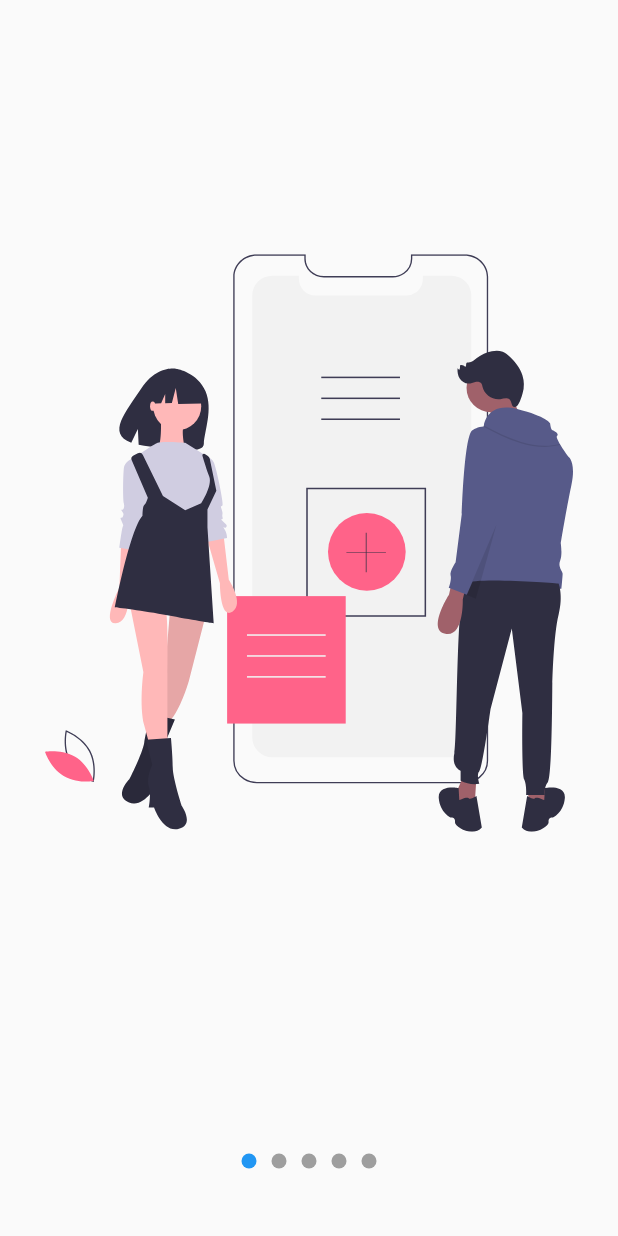
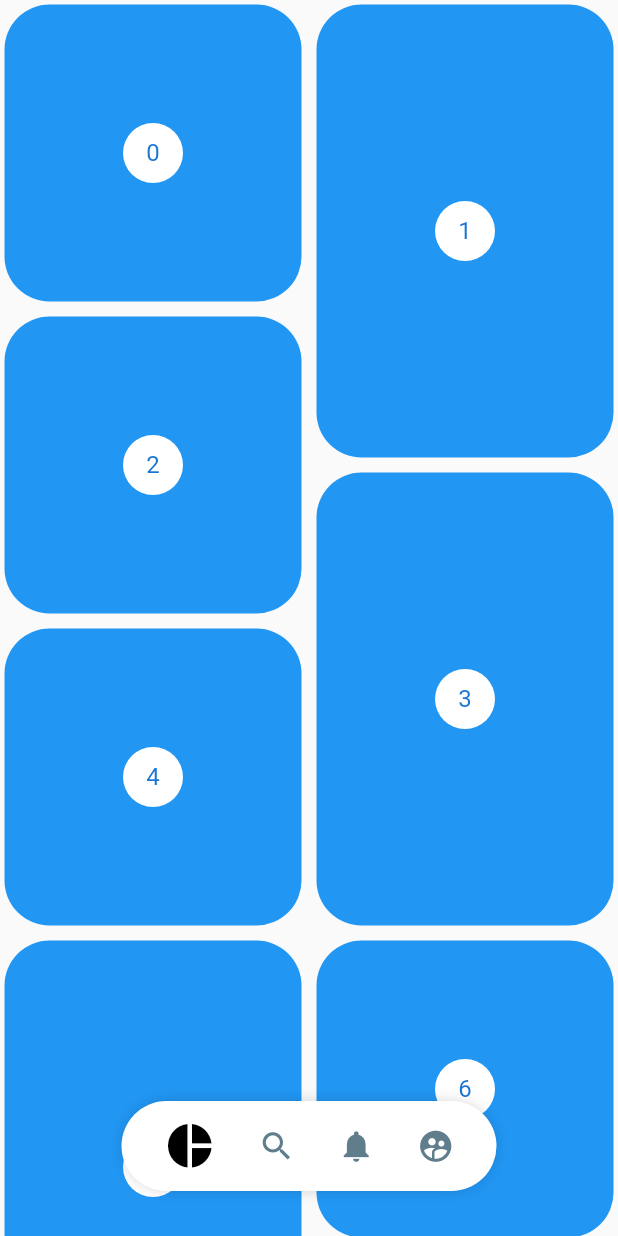
Before and after one commit to MarcosEscobarR/flutter-animations, a Flutter app: the screen it shows after launch, on a phone screen of 412 x 824 dp. Run offline on Flutter 3.47's test engine with Material 2 defaults, Android fonts, the phone set to English and light mode, and no system bars; our stand-ins replace flutter_svg.

Commit message:
pinterest menu

```diff
--- a/lib/main.dart
+++ b/lib/main.dart
@@ -3,9 +3,13 @@
 // import 'package:disenhos/labs/circular_progress_page.dart';
 // import 'package:disenhos/pages/grafica_circular_page.dart';
 // import 'package:disenhos/pages/header_page.dart';
+import 'package:disenhos/labs/slider_page.dart';
+import 'package:disenhos/pages/pinterest_page.dart';
+import 'package:disenhos/pages/slider-page.dart';
+import 'package:disenhos/pruebas/main.dart';
 import 'package:flutter/material.dart';
 
-import 'package:disenhos/pages/slider-page.dart';
+// import 'package:disenhos/pages/slider-page.dart';
 
 void main() => runApp(MyApp());
 
@@ -15,7 +19,7 @@ class MyApp extends StatelessWidget {
     return MaterialApp(
       debugShowCheckedModeBanner: false,
       title: 'Disenhos',
-      home: SlidersPage(),
+      home: PinterestPage(),
     );
   }
 }
--- /dev/null
+++ b/lib/pages/pinterest_page.dart
@@ -0,0 +1,111 @@
+import 'package:disenhos/widgets/pinteres_menu.dart';
+import 'package:flutter/material.dart';
+import 'package:flutter_staggered_grid_view/flutter_staggered_grid_view.dart';
+import 'package:provider/provider.dart';
+
+class PinterestPage extends StatelessWidget {
+  @override
+  Widget build(BuildContext context) {
+    return Scaffold(
+      body: ChangeNotifierProvider(
+        create: (_) => new _ScrollProvider(),
+        child: Stack(
+          children: [
+            PinterestGrid(),
+            PinterestMenuProstioned(),
+          ],
+        ),
+      ),
+    );
+  }
+}
+
+class PinterestMenuProstioned extends StatelessWidget {
+  @override
+  Widget build(BuildContext context) {
+    final mostrar = Provider.of<_ScrollProvider>(context).mostrar;
+
+    return Positioned(
+        bottom: 30,
+        child: Container(
+            width: MediaQuery.of(context).size.width,
+            child: Align(child: PinteresMenu(mostrar: mostrar))));
+  }
+}
+
+class PinterestGrid extends StatefulWidget {
+  @override
+  _PinterestGridState createState() => _PinterestGridState();
+}
+
+class _PinterestGridState extends State<PinterestGrid> {
+  final items = List.generate(200, (index) => index);
+
+  ScrollController scrollController = new ScrollController();
+  double scrollAnterior = 0;
+  @override
+  void initState() {
+    scrollController.addListener(() {
+      if (scrollController.offset > scrollAnterior &&
+          scrollController.offset > 150.0) {
+        Provider.of<_ScrollProvider>(context, listen: false).mostrar = false;
+      } else {
+        Provider.of<_ScrollProvider>(context, listen: false).mostrar = true;
+      }
+      scrollAnterior = scrollController.offset;
+      print(this.scrollController.offset);
+    });
+    super.initState();
+  }
+
+  @override
+  void dispose() {
+    this.scrollController.dispose();
+    super.dispose();
+  }
+
+  @override
+  Widget build(BuildContext context) {
+    return new StaggeredGridView.countBuilder(
+      controller: scrollController,
+      crossAxisCount: 4,
+      itemCount: items.length,
+      itemBuilder: (BuildContext context, int index) => _PinterestItem(index),
+      staggeredTileBuilder: (int index) =>
+          new StaggeredTile.count(2, index.isEven ? 2 : 3),
+      mainAxisSpacing: 4.0,
+      crossAxisSpacing: 4.0,
+    );
+  }
+}
+
+class _PinterestItem extends StatelessWidget {
+  final index;
+  _PinterestItem(this.index);
+
+  @override
+  Widget build(BuildContext context) {
+    return new Container(
+        margin: EdgeInsets.all(3),
+        decoration: BoxDecoration(
+            color: Colors.blue,
+            borderRadius: BorderRadius.all(Radius.circular(30))),
+        child: new Center(
+          child: new CircleAvatar(
+            backgroundColor: Colors.white,
+            child: new Text('$index'),
+          ),
+        ));
+  }
+}
+
+class _ScrollProvider extends ChangeNotifier {
+  bool _mostrar = true;
+
+  bool get mostrar => this._mostrar;
+
+  set mostrar(bool val) {
+    this._mostrar = val;
+    notifyListeners();
+  }
+}
--- a/lib/widgets/headers.dart
+++ b/lib/widgets/headers.dart
@@ -99,6 +99,7 @@ class HeaderWave extends StatelessWidget {
     );
   }
 }
+
 class HeaderWaveGradient extends StatelessWidget {
   @override
   Widget build(BuildContext context) {
--- /dev/null
+++ b/lib/widgets/pinteres_menu.dart
@@ -0,0 +1,112 @@
+import 'package:flutter/material.dart';
+import 'package:provider/provider.dart';
+
+class PinteresButton {
+  final Function onPress;
+  final IconData icon;
+
+  PinteresButton(this.onPress, this.icon);
+}
+
+class PinteresMenu extends StatelessWidget {
+  final bool mostrar;
+  PinteresMenu({this.mostrar});
+  final List<PinteresButton> items = [
+    PinteresButton(() {
+      print('icono1');
+    }, Icons.pie_chart),
+    PinteresButton(() {
+      print('icono2');
+    }, Icons.search),
+    PinteresButton(() {
+      print('icono3');
+    }, Icons.notifications),
+    PinteresButton(() {
+      print('icono3');
+    }, Icons.supervised_user_circle),
+  ];
+  @override
+  Widget build(BuildContext context) {
+    return Center(
+        child: ChangeNotifierProvider(
+            create: (_) => new _MenuProvider(),
+            child: AnimatedOpacity(
+                duration: Duration(microseconds: 2000),
+                opacity: (mostrar) ? 1 : 0,
+                child: _PinteresMenuBackground(child: _MenuItems(items)))));
+  }
+}
+
+class _PinteresMenuBackground extends StatelessWidget {
+  final Widget child;
+
+  const _PinteresMenuBackground({@required this.child});
+
+  @override
+  Widget build(BuildContext context) {
+    return Container(
+      child: child,
+      width: 250,
+      height: 60,
+      decoration: BoxDecoration(
+          color: Colors.white,
+          borderRadius: BorderRadius.all(Radius.circular(100)),
+          boxShadow: <BoxShadow>[
+            BoxShadow(color: Colors.black38, blurRadius: 10, spreadRadius: -5)
+          ]),
+    );
+  }
+}
+
+class _MenuItems extends StatelessWidget {
+  final List<PinteresButton> items;
+
+  const _MenuItems(this.items);
+  @override
+  Widget build(BuildContext context) {
+    return Row(
+        mainAxisAlignment: MainAxisAlignment.spaceEvenly,
+        children: List.generate(
+            items.length, (i) => _PinteresMenuButton(i, items[i])));
+  }
+}
+
+class _PinteresMenuButton extends StatelessWidget {
+  final int index;
+  final PinteresButton item;
+
+  const _PinteresMenuButton(this.index, this.item);
+
+  @override
+  Widget build(BuildContext context) {
+    final itemSeleccioado =
+        Provider.of<_MenuProvider>(context).itemSeleccionado;
+
+    return GestureDetector(
+      onTap: () {
+        Provider.of<_MenuProvider>(context, listen: false).itemSeleccionado =
+            index;
+
+        item.onPress();
+      },
+      child: Container(
+        child: Icon(
+          item.icon,
+          size: itemSeleccioado == index ? 35 : 25,
+          color: itemSeleccioado == index ? Colors.black : Colors.blueGrey,
+        ),
+      ),
+    );
+  }
+}
+
+class _MenuProvider extends ChangeNotifier {
+  int _itemSeleccionado = 0;
+
+  int get itemSeleccionado => this._itemSeleccionado;
+
+  set itemSeleccionado(int val) {
+    this._itemSeleccionado = val;
+    notifyListeners();
+  }
+}
--- a/pubspec.yaml
+++ b/pubspec.yaml
@@ -30,7 +30,7 @@ dependencies:
   cupertino_icons: ^1.0.2
   flutter_svg: ^0.19.3
   provider: ^5.0.0
-
+  flutter_staggered_grid_view: ^0.4.0
 
 dev_dependencies:
   flutter_test:
```
Also changed, not shown: lib/pages/slider-page.dart (+27 -7 lines), lib/pruebas/main.dart (added, +28 -0 lines), lib/pruebas/pages/header_page.dart (added, +45 -0 lines), lib/widgets/Sliders.dart (+84 -18 lines), lib/helpers/HeaderWavePainter.dart (line endings or trailing spaces), lib/models/slide_page_model.dart (indentation only), pubspec.lock.
